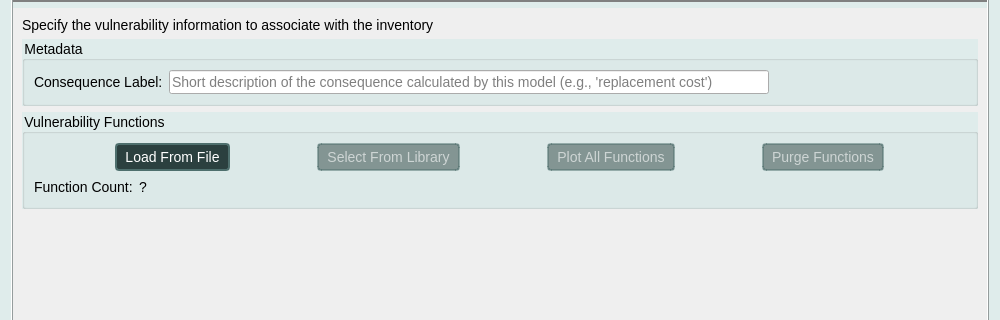
Qt form canflood2/canflood2_model_config.ui (cefect/CanFlood2) before a commit; both pictures show x 0 to 1000 and y 229 to 549 of the 1000 by 1000 pixel window.
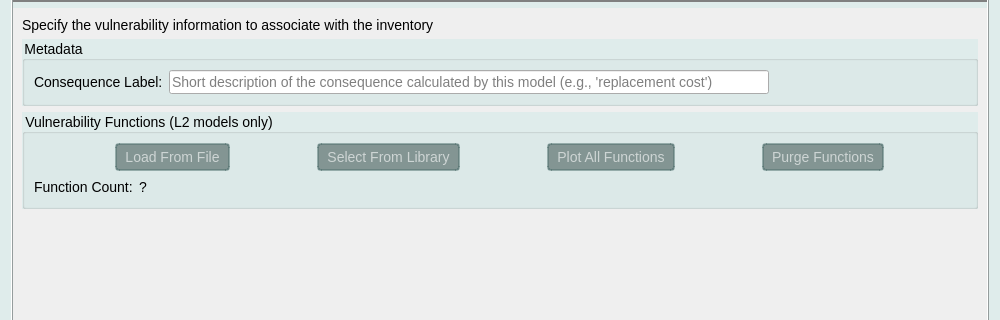
The same form after that commit. The open tabs and pages were chosen to show the change. Icons and pictures are not drawn. Custom widgets are drawn as their Qt base class.

Commit message: disable load vuln button

```diff
--- a/canflood2/canflood2_model_config.ui
+++ b/canflood2/canflood2_model_config.ui
@@ -1026,8 +1026,8 @@
        <rect>
         <x>0</x>
         <y>0</y>
-        <width>545</width>
-        <height>211</height>
+        <width>978</width>
+        <height>554</height>
        </rect>
       </property>
       <attribute name="label">
@@ -1077,7 +1077,7 @@
        <item>
         <widget class="QGroupBox" name="groupBox_26">
          <property name="title">
-          <string>Vulnerability Functions</string>
+          <string>Vulnerability Functions (L2 models only)</string>
          </property>
          <layout class="QVBoxLayout" name="verticalLayout_6">
           <item>
@@ -1085,7 +1085,7 @@
             <item>
              <widget class="QPushButton" name="pushButton_V_vfunc_load">
               <property name="enabled">
-               <bool>true</bool>
+               <bool>false</bool>
               </property>
               <property name="sizePolicy">
                <sizepolicy hsizetype="Fixed" vsizetype="Fixed">
```
Left out of the diff: 8 changed lines with no effect on the pictures. The commit also changes 1 other file.
